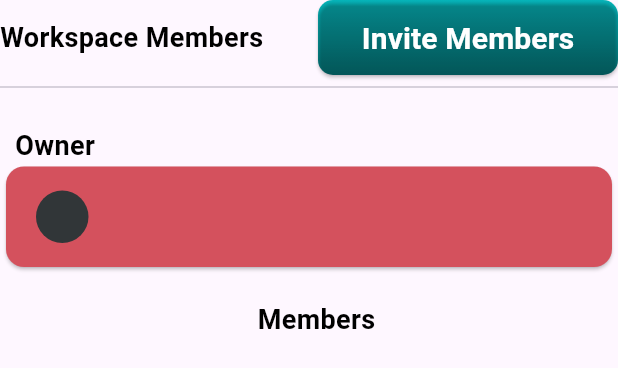
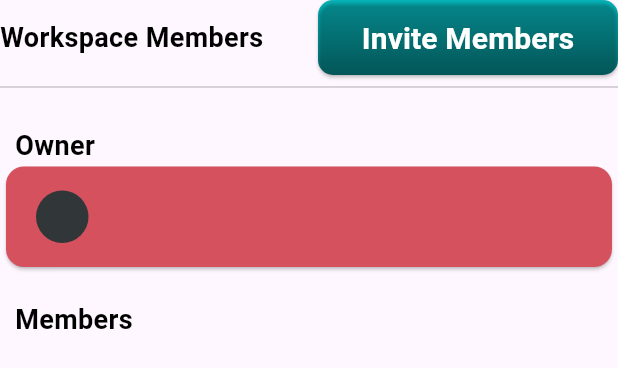
Before and after one commit to Janriz-Libres/project-zenith, a Flutter app: the MembersPage widget shown alone on an empty page, opened directly with empty values, on a phone screen of 412 x 824 dp. Shown: the top 368 px of the screen. Run offline on Flutter 3.47's test engine with Material 3 defaults, Android fonts, the phone set to English and light mode, and no system bars; our stand-ins replace shared_preferences; missing offline and left inert: bitsdojo_window, firedart; accounts and stored records are empty; Roboto replaces fonts that are missing (DM Sans, Rubik).

Commit message:
modified layout

```diff
--- a/lib/pages/members_page.dart
+++ b/lib/pages/members_page.dart
@@ -68,7 +68,9 @@ class MembersPage extends StatelessWidget {
                     const SizedBox(
                       height: 20,
                     ),
-                    Column(
+                    SizedBox(
+                      width: double.maxFinite,
+                      child: Column(
                         crossAxisAlignment: CrossAxisAlignment.start,
                         children: [
                           const Padding(
@@ -89,6 +91,7 @@ class MembersPage extends StatelessWidget {
                                 .toList(),
                           )
                         ],
+                      ),
                     )
                   ],
                 ),
```
Lines whose indentation alone changed are shown as unchanged.
